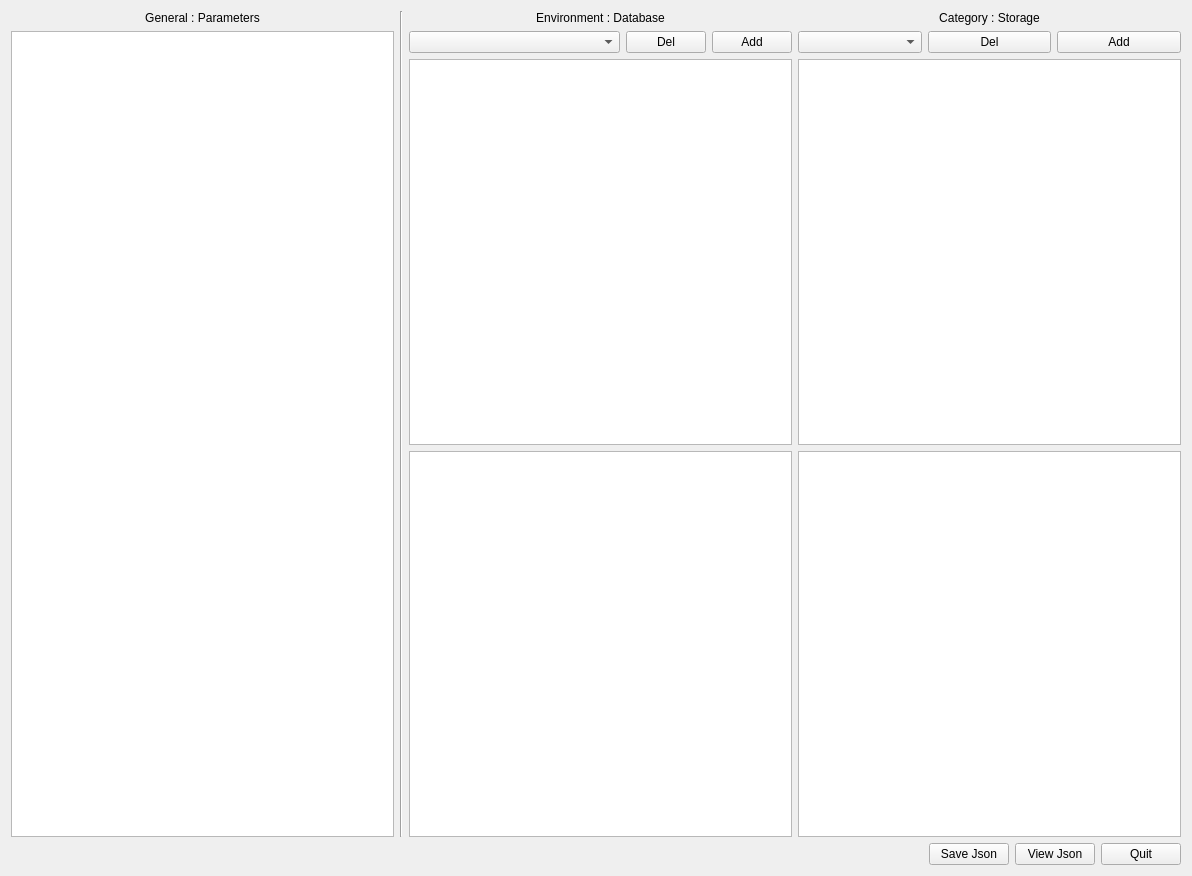
Above: DBPARAMS.ui from doubsman/DBAlbums before the change. Below: the same form after it.
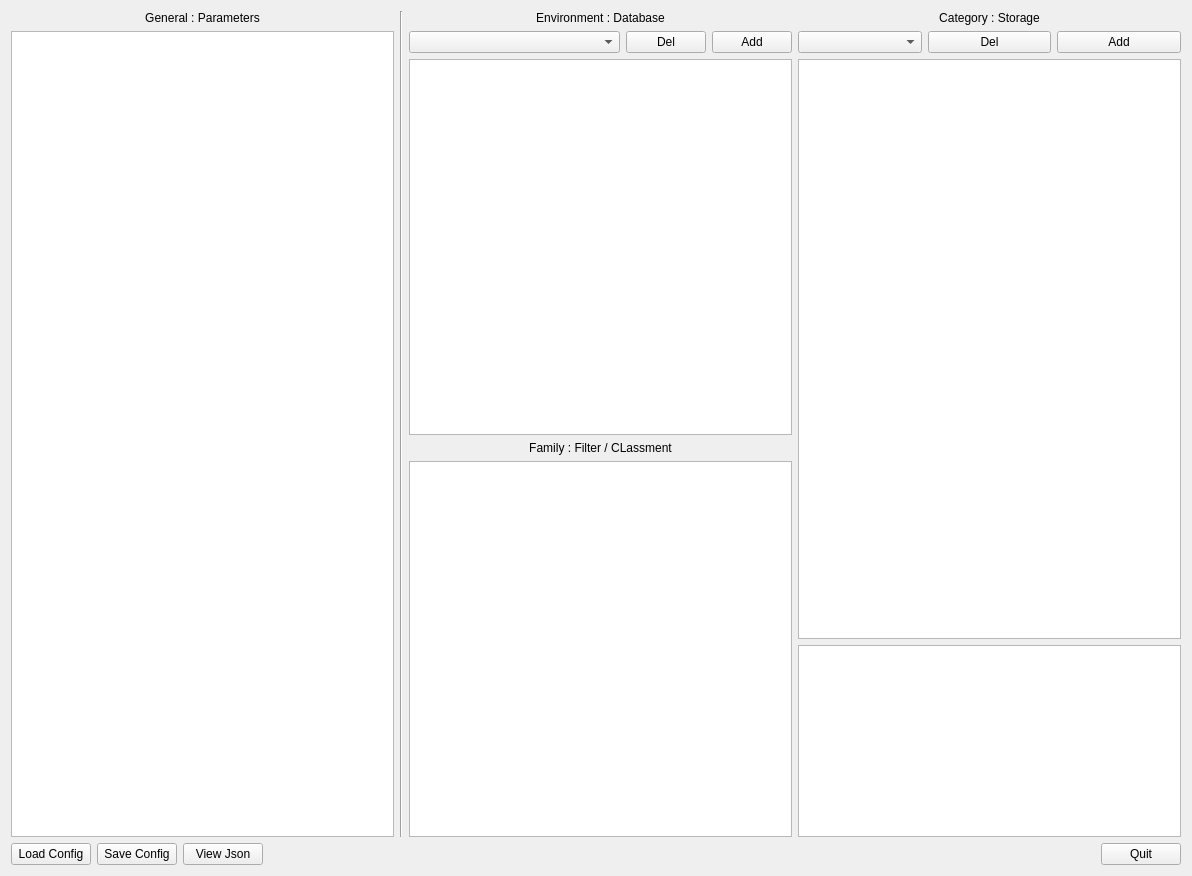
That is the form after the change.

What changed in the file:
```diff
--- a/DBPARAMS.ui
+++ b/DBPARAMS.ui
@@ -92,7 +92,17 @@
         </widget>
        </item>
        <item>
-        <widget class="QTextEdit" name="textEdit_envt"/>
+        <widget class="QLabel" name="label_libfamily">
+         <property name="text">
+          <string>Family : Filter / CLassment</string>
+         </property>
+         <property name="alignment">
+          <set>Qt::AlignCenter</set>
+         </property>
+        </widget>
+       </item>
+       <item>
+        <widget class="QTableWidget" name="tableWidget_family"/>
        </item>
       </layout>
      </item>
@@ -155,7 +165,14 @@
         </widget>
        </item>
        <item>
-        <widget class="QTextEdit" name="textEdit_cate"/>
+        <widget class="QTextEdit" name="textEdit_cate">
+         <property name="sizePolicy">
+          <sizepolicy hsizetype="Expanding" vsizetype="Minimum">
+           <horstretch>0</horstretch>
+           <verstretch>0</verstretch>
+          </sizepolicy>
+         </property>
+        </widget>
        </item>
       </layout>
      </item>
@@ -163,6 +180,27 @@
    </item>
    <item>
     <layout class="QHBoxLayout" name="horizontalLayout_menu">
+     <item>
+      <widget class="QPushButton" name="btn_load">
+       <property name="text">
+        <string>Load Config</string>
+       </property>
+      </widget>
+     </item>
+     <item>
+      <widget class="QPushButton" name="btn_save">
+       <property name="text">
+        <string>Save Config</string>
+       </property>
+      </widget>
+     </item>
+     <item>
+      <widget class="QPushButton" name="btn_open">
+       <property name="text">
+        <string>View Json</string>
+       </property>
+      </widget>
+     </item>
      <item>
       <spacer name="horizontalSpacer">
        <property name="orientation">
@@ -176,20 +214,6 @@
        </property>
       </spacer>
      </item>
-     <item>
-      <widget class="QPushButton" name="btn_save">
-       <property name="text">
-        <string>Save Json</string>
-       </property>
-      </widget>
-     </item>
-     <item>
-      <widget class="QPushButton" name="btn_open">
-       <property name="text">
-        <string>View Json</string>
-       </property>
-      </widget>
-     </item>
      <item>
       <widget class="QPushButton" name="btn_quit">
        <property name="text">
```
